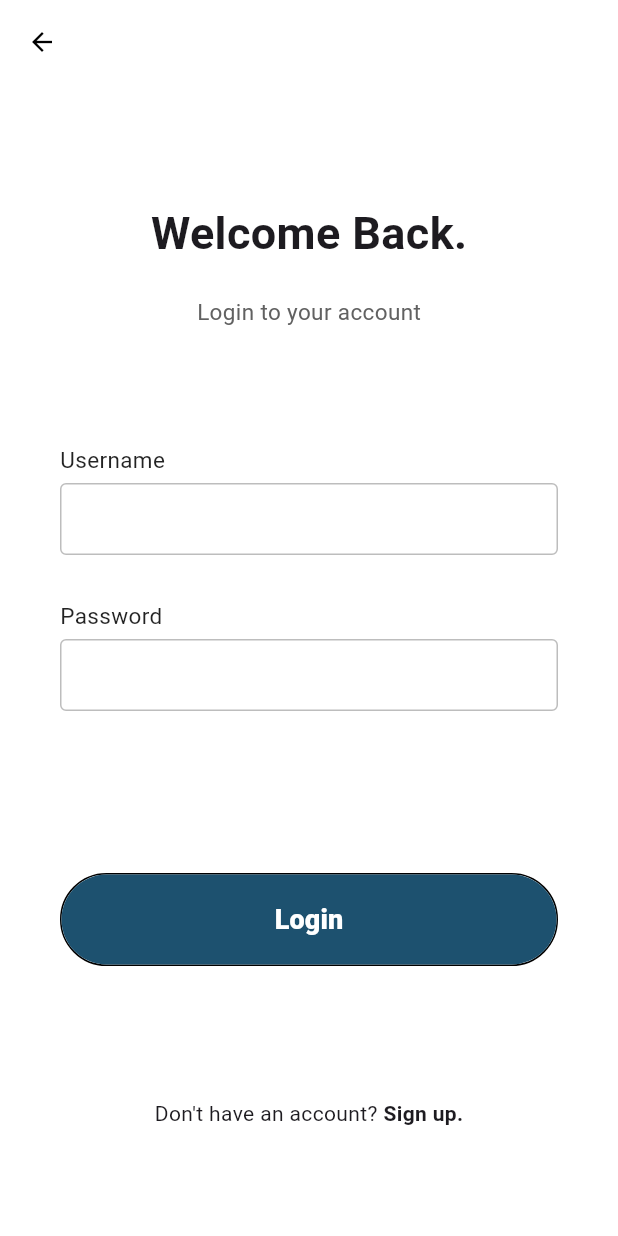
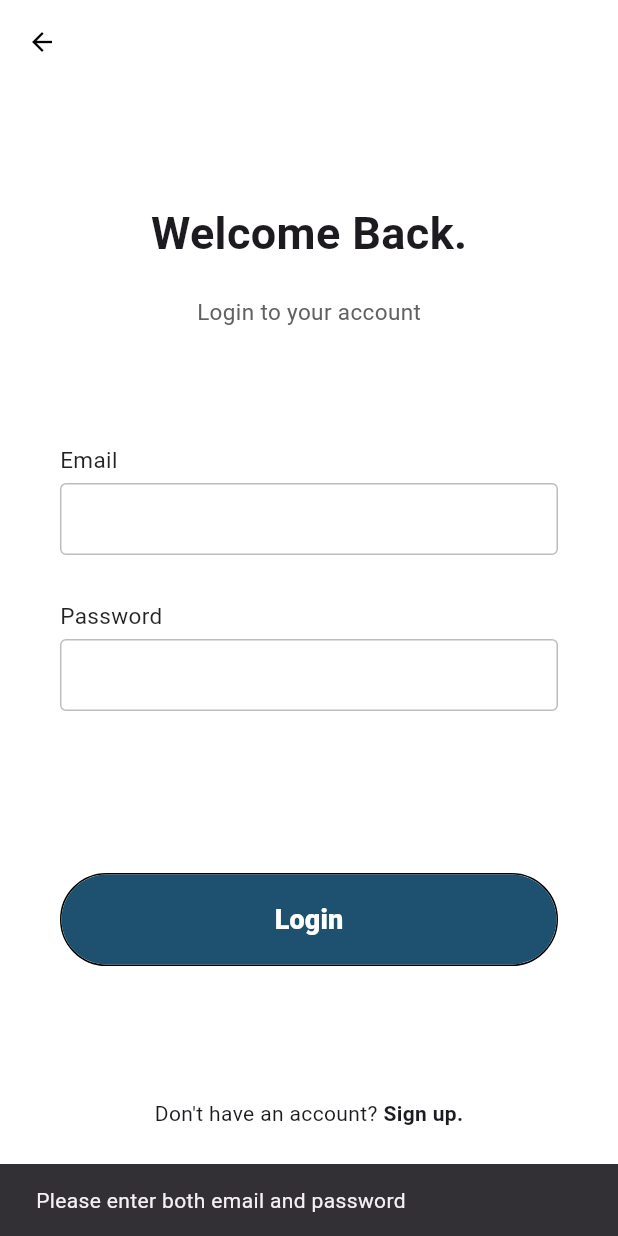
Before and after one commit to adonapati/GenAI-Remote-Sensing, a Flutter app: the LoginPage screen opened directly, after a tap on "Login", on a phone screen of 412 x 824 dp. Run offline on Flutter 3.47's test engine with Material 3 defaults, Android fonts, the phone set to English and light mode, and no system bars; our stand-ins replace cloud_firestore, firebase_auth, firebase_core; missing offline and left inert: mailer; accounts and stored records are empty.

Commit message:
connected firebase to login page so that the user can log in successfully

```diff
--- a/remote_sensing/lib/Login.dart
+++ b/remote_sensing/lib/Login.dart
@@ -1,7 +1,18 @@
 import 'package:flutter/material.dart';
+import 'package:firebase_auth/firebase_auth.dart';
+import 'HomePage.dart'; // Import your HomePage here
 
-class LoginPage extends StatelessWidget {
+class LoginPage extends StatefulWidget {
   const LoginPage({super.key});
+
+  @override
+  _LoginPageState createState() => _LoginPageState();
+}
+
+class _LoginPageState extends State<LoginPage> {
+  final TextEditingController _emailController = TextEditingController();
+  final TextEditingController _passwordController = TextEditingController();
+  final FirebaseAuth _auth = FirebaseAuth.instance;
 
   @override
   Widget build(BuildContext context) {
@@ -12,7 +23,7 @@ class LoginPage extends StatelessWidget {
         elevation: 0,
         backgroundColor: Colors.white,
         leading: IconButton(
-          icon: const Icon(Icons.arrow_back, size: 20, color: Colors.black,),
+          icon: const Icon(Icons.arrow_back, size: 20, color: Colors.black),
           onPressed: () {
             Navigator.pop(context);
           },
@@ -28,24 +39,29 @@ class LoginPage extends StatelessWidget {
             children: [
               Column(
                 children: [
-                  const Text("Welcome Back.", style: TextStyle(
+                  const Text(
+                    "Welcome Back.",
+                    style: TextStyle(
                       fontSize: 30,
                       fontWeight: FontWeight.bold,
-                  ),),
-                  const SizedBox(height: 20,),
-                  Text("Login to your account", style: TextStyle(
+                    ),
+                  ),
+                  const SizedBox(height: 20),
+                  Text(
+                    "Login to your account",
+                    style: TextStyle(
                       color: Colors.grey[700],
                       fontSize: 15,
-                  ),),
+                    ),
+                  ),
                 ],
               ),
               Column(
                 children: [
-                  makeInput(label: "Username"),
+                  makeInput(label: "Email"),
                   makeInput(label: "Password", obscureText: true),
                 ],
               ),
-
               Column(
                 children: [
                   Container(
@@ -56,22 +72,25 @@ class LoginPage extends StatelessWidget {
                         top: BorderSide(color: Colors.black),
                         left: BorderSide(color: Colors.black),
                         right: BorderSide(color: Colors.black),
-                      )
+                      ),
                     ),
                     child: MaterialButton(
                       minWidth: double.infinity,
                       height: 60,
-                      onPressed: () {},
+                      onPressed: _login,
                       color: const Color.fromARGB(255, 29, 81, 111),
                       elevation: 0,
                       shape: RoundedRectangleBorder(
-                        borderRadius: BorderRadius.circular(50)
+                        borderRadius: BorderRadius.circular(50),
                       ),
-                      child: const Text("Login", style: TextStyle(
+                      child: const Text(
+                        "Login",
+                        style: TextStyle(
                           color: Colors.white,
                           fontWeight: FontWeight.w800,
-                        fontSize: 18
-                      ),),
+                          fontSize: 18,
+                        ),
+                      ),
                     ),
                   ),
                 ],
@@ -98,29 +117,71 @@ class LoginPage extends StatelessWidget {
     );
   }
 
-  Widget makeInput({label, obscureText = false}) {
+  Future<void> _login() async {
+    final email = _emailController.text.trim();
+    final password = _passwordController.text.trim();
+
+    if (email.isEmpty || password.isEmpty) {
+      ScaffoldMessenger.of(context).showSnackBar(
+        const SnackBar(content: Text("Please enter both email and password")),
+      );
+      return;
+    }
+
+    try {
+      UserCredential userCredential = await _auth.signInWithEmailAndPassword(
+        email: email,
+        password: password,
+      );
+      // Navigate to HomePage on successful login
+      Navigator.pushReplacement(
+        context,
+        MaterialPageRoute(builder: (context) => HomePage()),
+      );
+    } on FirebaseAuthException catch (e) {
+      String errorMessage = "An error occurred during login.";
+      if (e.code == 'user-not-found') {
+        errorMessage = "No user found for that email.";
+      } else if (e.code == 'wrong-password') {
+        errorMessage = "Wrong password provided.";
+      }
+      ScaffoldMessenger.of(context).showSnackBar(
+        SnackBar(content: Text(errorMessage)),
+      );
+    } catch (e) {
+      ScaffoldMessenger.of(context).showSnackBar(
+        SnackBar(content: Text("Error during login: $e")),
+      );
+    }
+  }
+
+  Widget makeInput({required String label, bool obscureText = false}) {
     return Column(
       crossAxisAlignment: CrossAxisAlignment.start,
       children: [
-        Text(label, style: const TextStyle(
+        Text(
+          label,
+          style: const TextStyle(
             fontSize: 15,
             fontWeight: FontWeight.w400,
-          color: Colors.black87
-        ),),
-        const SizedBox(height: 5,),
+            color: Colors.black87,
+          ),
+        ),
+        const SizedBox(height: 5),
         TextField(
+          controller: label == "Email" ? _emailController : _passwordController,
           obscureText: obscureText,
           decoration: InputDecoration(
-            contentPadding: const EdgeInsets.symmetric(vertical: 0,horizontal: 10),
+            contentPadding: const EdgeInsets.symmetric(vertical: 0, horizontal: 10),
             enabledBorder: OutlineInputBorder(
-              borderSide: BorderSide(color: Colors.grey[400]!)
+              borderSide: BorderSide(color: Colors.grey[400]!),
             ),
             border: OutlineInputBorder(
-              borderSide: BorderSide(color: Colors.grey[400]!)
+              borderSide: BorderSide(color: Colors.grey[400]!),
             ),
           ),
         ),
-        const SizedBox(height: 30,),
+        const SizedBox(height: 30),
       ],
     );
   }
--- a/remote_sensing/lib/Signup.dart
+++ b/remote_sensing/lib/Signup.dart
@@ -258,9 +258,7 @@ class _SignupPageState extends State<SignupPage> {
         keyboardType: TextInputType.number,
         maxLength: 1,
         onChanged: (value) {
-          if (value.isNotEmpty && index < 5) {
-            FocusScope.of(context).nextFocus();
-          }
+          _onOtpChange(value, index);
         },
         decoration: InputDecoration(
           counterText: "",
--- a/remote_sensing/pubspec.yaml
+++ b/remote_sensing/pubspec.yaml
@@ -38,7 +38,7 @@ dependencies:
   firebase_core: ^3.4.0
   firebase_auth: ^5.2.0
   cloud_firestore: ^5.4.0
-  http: ^0.13.4
+  http: ^1.2.2
   mailer: ^6.1.2
   google_sign_in: ^6.2.1
 
```
Also changed, not shown: remote_sensing/pubspec.lock. Lines whose indentation alone changed are shown as unchanged.
